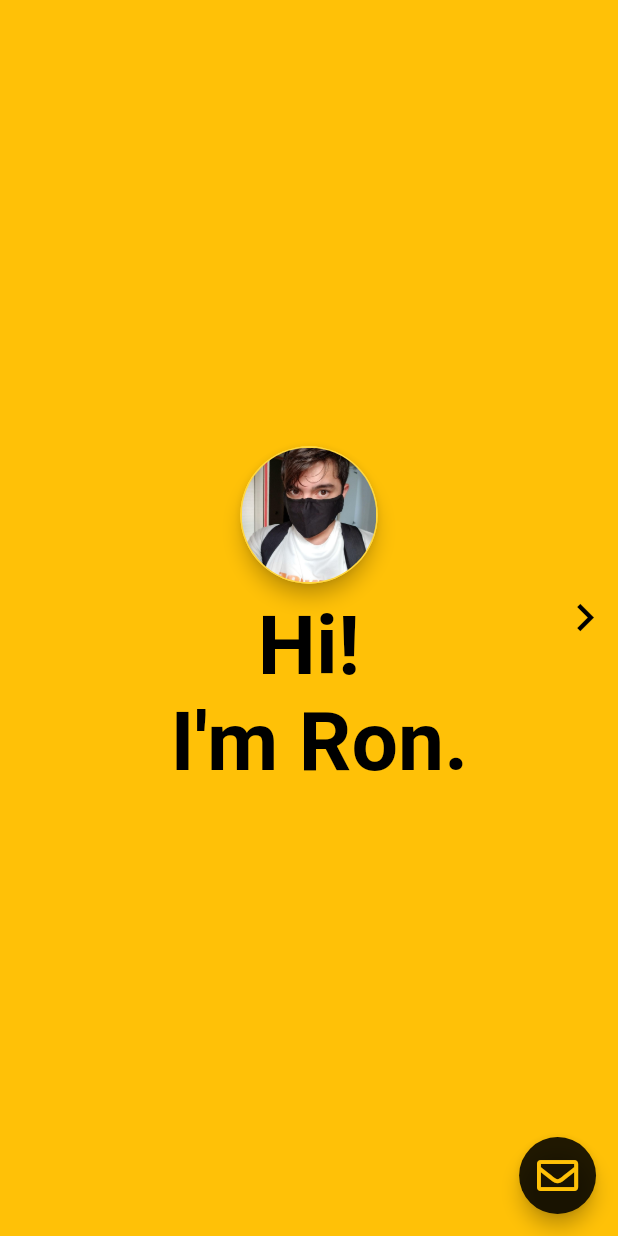
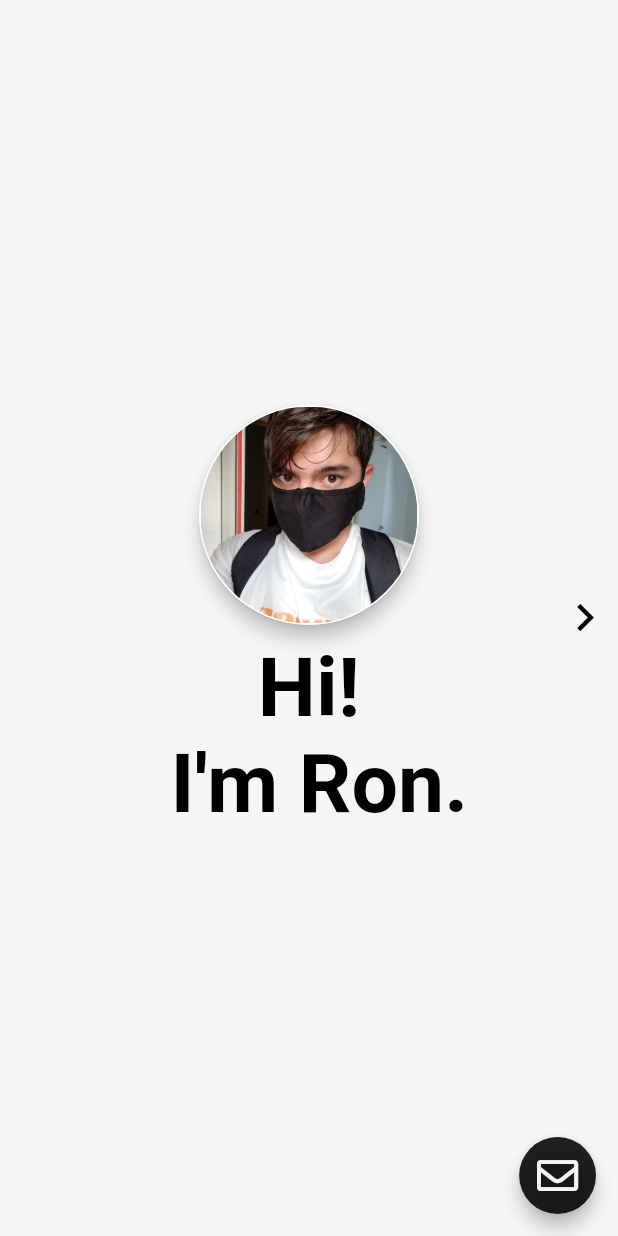
Before and after one commit to LuckyRon88/FlutterWebCV, a Flutter app: the screen it shows after launch, on a phone screen of 412 x 824 dp. Run offline on Flutter 3.47's test engine with Material 2 defaults, Android fonts, the light colour scheme and no system bars; drawn by our look-alikes of circular_profile_avatar, liquid_swipe; our stand-ins replace expandable, font_awesome_flutter, google_fonts, modal_bottom_sheet, responsive_framework; Roboto replaces fonts that are missing (Arvo).

Commit message:
changed colors

```diff
--- a/lib/Components/Achievements.dart
+++ b/lib/Components/Achievements.dart
@@ -22,7 +22,7 @@ class Achievements extends StatelessWidget {
               crossAxisAlignment: CrossAxisAlignment.stretch,
               children: [
                 Achieve(
-                  title: "Professional Accomplishment",
+                  title: "Professional",
                   iconToDisplay: FontAwesomeIcons.trophy,
                   summary:
                       "- Ranked 1 in Canada for most high end vision applications (linescan, 3D, measurements, and surface defects) successfully tested, sold and supported for 2017.",
--- a/lib/Components/AvatarImage.dart
+++ b/lib/Components/AvatarImage.dart
@@ -13,7 +13,7 @@ class AvatarImage extends StatelessWidget {
         introProfileImageLocation,
         fit: BoxFit.cover,
       ),
-      radius: 50, // sets radius, default 50.0
+      radius: 80, // sets radius, default 50.0
       backgroundColor:
           Colors.transparent, // sets background color, default Colors.white
       borderWidth: 1, // sets border, default 0.0
@@ -21,8 +21,7 @@ class AvatarImage extends StatelessWidget {
         "RM",
         style: TextStyle(fontSize: 40, color: Colors.white),
       ), // sets initials text, set your own style, default Text('')
-      borderColor:
-          Colors.amberAccent, // sets border color, default Colors.white
+      borderColor: Colors.white, // sets border color, default Colors.white
       elevation:
           5.0, // sets elevation (shadow of the profile picture), default value is 0.0
       foregroundColor: Colors.amberAccent.withOpacity(
```
Also changed, not shown: lib/Styles/ColorStyling.dart (+10 -10 lines).
